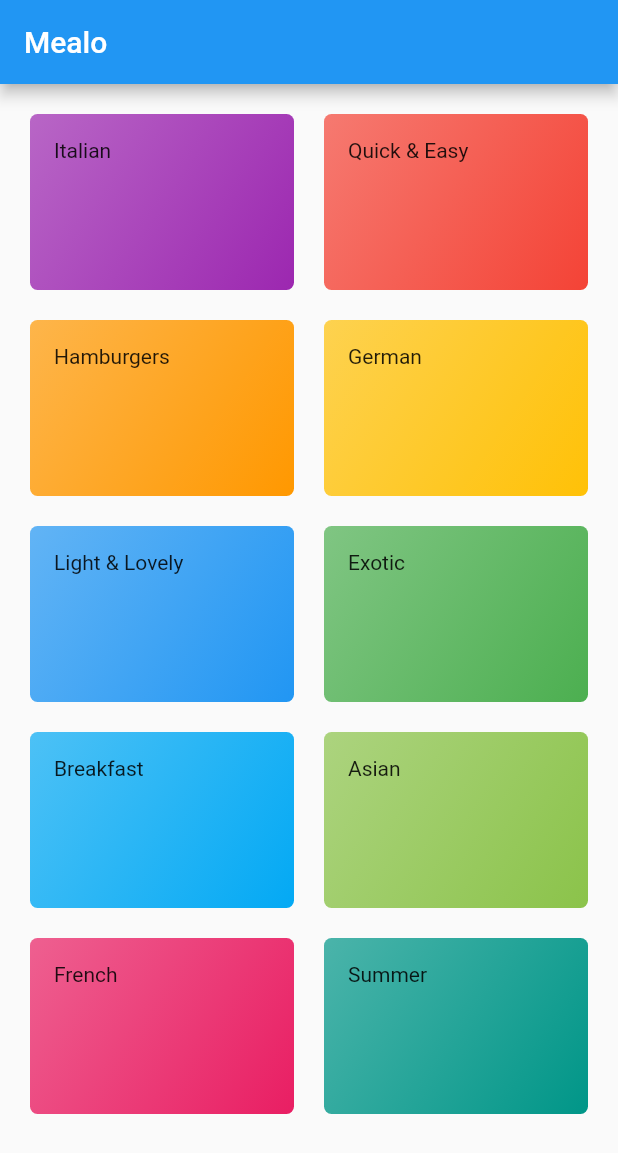
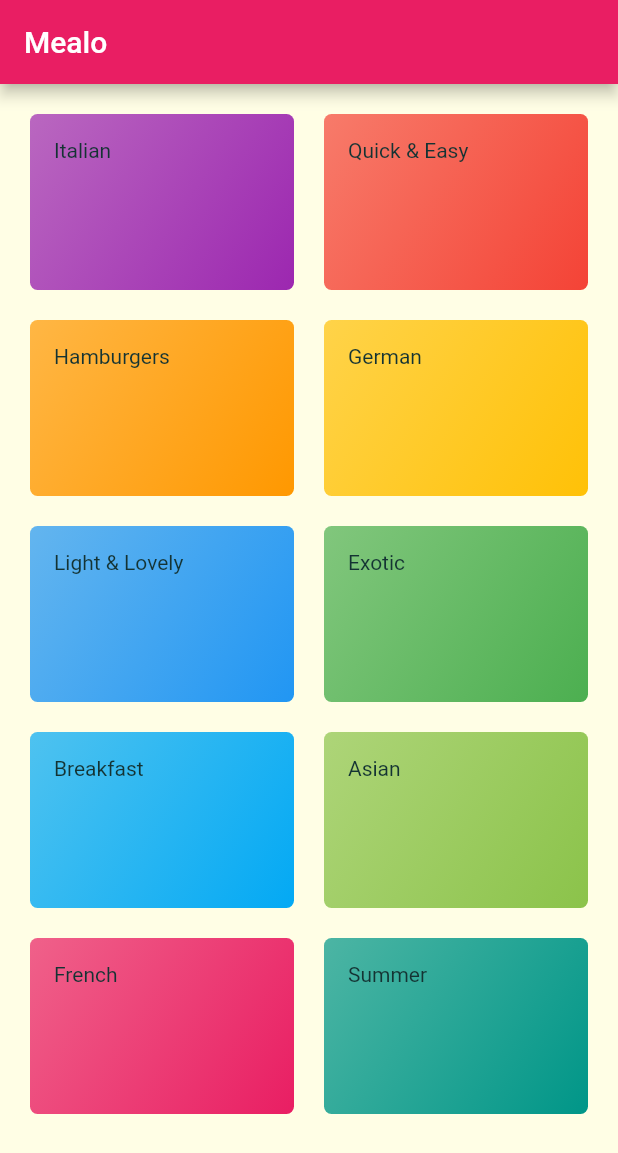
Before and after one commit to SafwanSa/mealo-app, a Flutter app: the screen it shows after launch, on a phone screen of 412 x 824 dp. Shown: the top 1153 px of the screen. Run offline on Flutter 3.47's test engine with Material 2 defaults, Android fonts, the phone set to English and light mode, and no system bars; Roboto replaces fonts that are missing (Releway).

Commit message:
Styling the light theme Data

```diff
--- a/lib/main.dart
+++ b/lib/main.dart
@@ -11,7 +11,22 @@ class MyApp extends StatelessWidget {
     return MaterialApp(
       title: 'Mealo',
       theme: ThemeData(
-        primarySwatch: Colors.blue,
+        primarySwatch: Colors.pink,
+        accentColor: Colors.amber,
+        canvasColor: Color.fromRGBO(255, 254, 229, 1),
+        fontFamily: 'Releway',
+        textTheme: ThemeData.light().textTheme.copyWith(
+              bodyText1: TextStyle(
+                color: Color.fromRGBO(20, 51, 51, 1),
+              ),
+              bodyText2: TextStyle(
+                color: Color.fromRGBO(20, 51, 51, 1),
+              ),
+              headline6: TextStyle(
+                fontSize: 20,
+                fontFamily: 'RobotoCondensed',
+              ),
+            ),
       ),
       home: CategoriesScreen(),
     );
```
